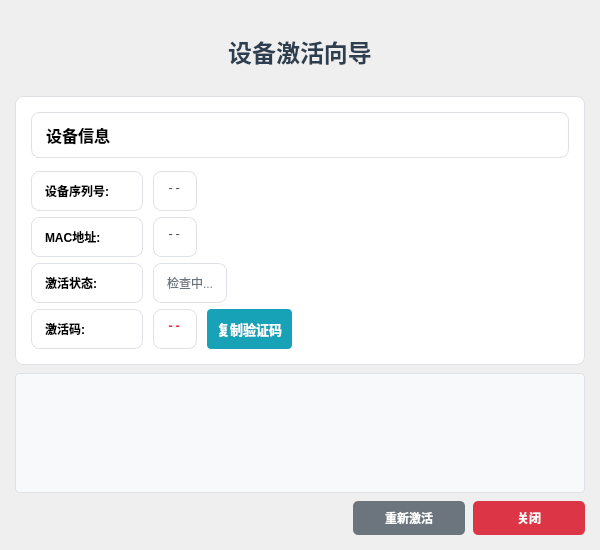
Old version of the form src/views/activation/activation_window.ui in the repository huangjunsen0406/py-xiaozhi.
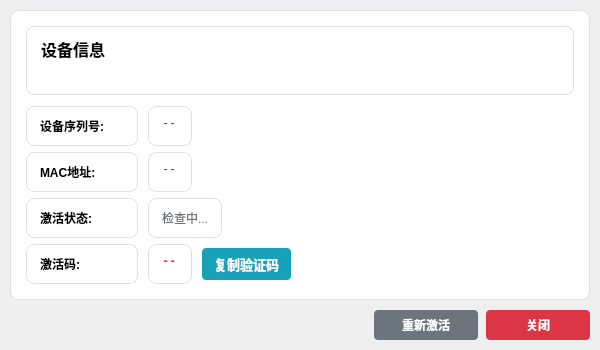
New version of the form. Icons and pictures are not drawn.

Commit message: refactor(activation): 优化激活流程

What changed in the file:
```diff
--- a/src/views/activation/activation_window.ui
+++ b/src/views/activation/activation_window.ui
@@ -7,13 +7,13 @@
     <x>0</x>
     <y>0</y>
     <width>600</width>
-    <height>550</height>
+    <height>350</height>
    </rect>
   </property>
   <property name="minimumSize">
    <size>
     <width>450</width>
-    <height>450</height>
+    <height>300</height>
    </size>
   </property>
   <property name="windowTitle">
@@ -26,33 +26,20 @@
   <widget class="QWidget" name="centralwidget">
    <layout class="QVBoxLayout" name="verticalLayout">
     <property name="spacing">
-     <number>8</number>
+     <number>10</number>
     </property>
     <property name="leftMargin">
-     <number>15</number>
+     <number>10</number>
     </property>
     <property name="topMargin">
-     <number>15</number>
+     <number>10</number>
     </property>
     <property name="rightMargin">
-     <number>15</number>
+     <number>10</number>
     </property>
     <property name="bottomMargin">
-     <number>15</number>
+     <number>10</number>
     </property>
-    <item>
-     <widget class="QLabel" name="title_label">
-      <property name="text">
-       <string>设备激活向导</string>
-      </property>
-      <property name="alignment">
-       <set>Qt::AlignCenter</set>
-      </property>
-      <property name="styleSheet">
-       <string>font-size: 18pt; font-weight: bold; color: #2c3e50; margin: 5px;</string>
-      </property>
-     </widget>
-    </item>
     <item>
      <widget class="QFrame" name="info_frame">
       <property name="frameShape">
@@ -63,7 +50,7 @@
       </property>
       <layout class="QVBoxLayout" name="info_layout">
        <property name="spacing">
-        <number>8</number>
+        <number>6</number>
        </property>
        <property name="leftMargin">
         <number>5</number>
@@ -275,7 +262,7 @@
                   background-color: #17a2b8;
                   color: white;
                   border: none;
-                  padding: 10px;
+                  padding: 6px 12px;
                   border-radius: 4px;
                   font-weight: bold;
                   font-size: 10pt;
@@ -310,37 +297,6 @@
       </layout>
      </widget>
     </item>
-    <item>
-     <widget class="QTextEdit" name="log_text">
-      <property name="minimumSize">
-       <size>
-        <width>0</width>
-        <height>60</height>
-       </size>
-      </property>
-      <property name="maximumSize">
-       <size>
-        <width>16777215</width>
-        <height>120</height>
-       </size>
-      </property>
-      <property name="styleSheet">
-       <string>
-         QTextEdit {
-           background-color: #f8f9fa;
-           border: 1px solid #dee2e6;
-           border-radius: 4px;
-           font-family: monospace;
-           font-size: 9pt;
-           padding: 5px;
-         }
-       </string>
-      </property>
-      <property name="readOnly">
-       <bool>true</bool>
-      </property>
-     </widget>
-    </item>
     <item>
      <layout class="QHBoxLayout" name="button_layout">
       <property name="spacing">
@@ -370,8 +326,8 @@
              background-color: #6c757d;
              color: white;
              border: none;
-             padding: 8px 16px;
-             border-radius: 5px;
+             padding: 6px 12px;
+             border-radius: 4px;
              font-weight: bold;
              min-width: 80px;
            }
@@ -396,8 +352,8 @@
              background-color: #dc3545;
              color: white;
              border: none;
-             padding: 8px 16px;
-             border-radius: 5px;
+             padding: 6px 12px;
+             border-radius: 4px;
              font-weight: bold;
              min-width: 80px;
            }
```
The commit also changes 13 other files.
